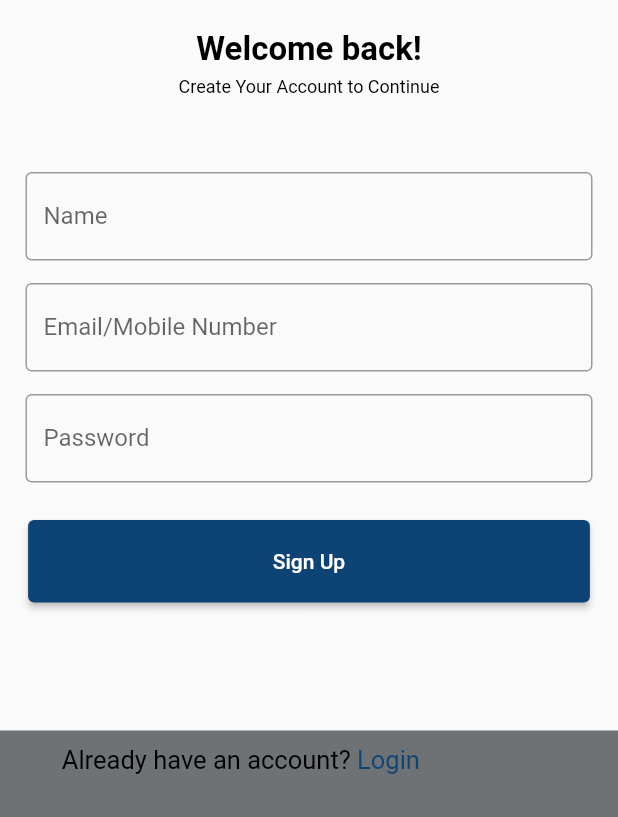
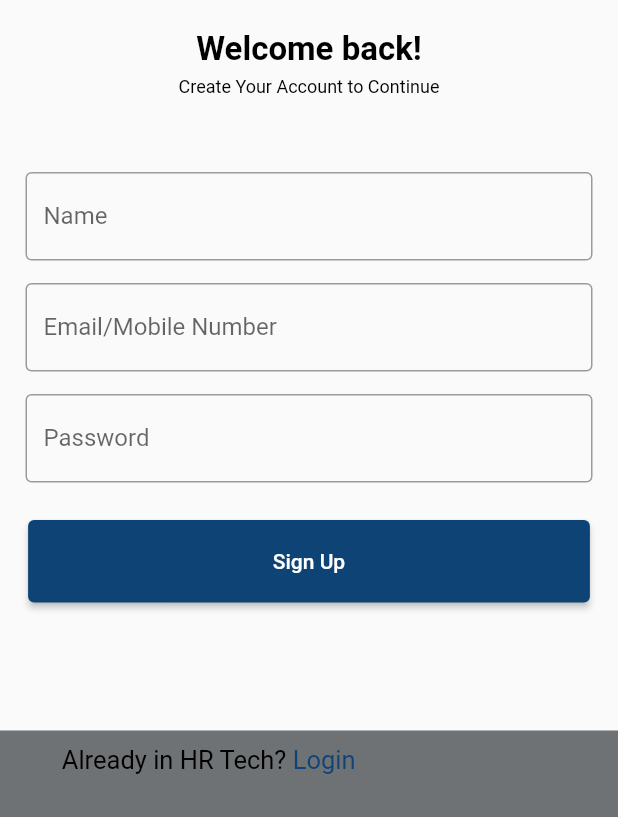
Before and after one commit to RahmankhanA/Hr, a Flutter app: the SignUpPage screen opened directly, on a phone screen of 412 x 824 dp, the part 419-1236 px from its top. Run offline on Flutter 3.47's test engine with Material 2 defaults, Android fonts, the phone set to English and light mode, and no system bars; our stand-ins replace anim_search_bar, equatable, flutter_svg, simple_animations, supercharged; network calls fail.

Commit message:
Update signup_screen.dart

```diff
--- a/lib/screens/signup_screen.dart
+++ b/lib/screens/signup_screen.dart
@@ -183,7 +183,7 @@ class _SignUpPageState extends State<SignUpPage> {
               padding: EdgeInsets.symmetric(vertical: 10, horizontal: w*0.1),
               child: RichText(
                 text: TextSpan(
-                    text: "Already have an account?",
+                    text: "Already in HR Tech?",
                     style: const TextStyle(
                       color: Colors.black,
                       fontSize: 17,
```
